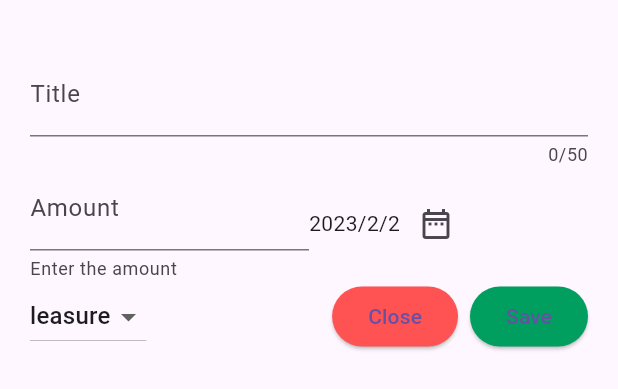
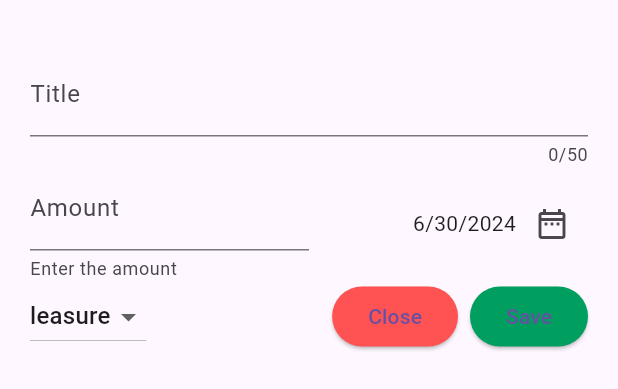
Before and after one commit to ushan-Tharuka/expense-tracker, a Flutter app: the AddNewExpence widget shown alone on an empty page, opened directly, on a phone screen of 412 x 824 dp. Shown: the top 389 px of the screen. Run offline on Flutter 3.47's test engine with Material 3 defaults, Android fonts, the phone set to English and light mode, and no system bars.

Commit message:
adda date picker

```diff
--- a/lib/widgets/add_new_expence.dart
+++ b/lib/widgets/add_new_expence.dart
@@ -15,6 +15,29 @@ class _AddNewExpenceState extends State<AddNewExpence> {
   final _amountController = TextEditingController();
 
   Category _selectedCategory = Category.leasure;
+
+  //datepicker variables
+  final DateTime initialDate = DateTime.now();
+  final DateTime firstDate = DateTime(
+      DateTime.now().year - 1, DateTime.now().month, DateTime.now().day);
+  final DateTime lastDate = DateTime(
+      DateTime.now().year + 1, DateTime.now().month, DateTime.now().day);
+  //final date
+  DateTime _selectedDate = DateTime.now();
+
+  //date picker
+  Future<void> _openDataModel() async {
+    try {
+      //show the data model to store user selected
+      final pickedDate = await showDatePicker(
+          context: context, firstDate: firstDate, lastDate: lastDate);
+      setState(() {
+        _selectedDate = pickedDate!;
+      });
+    } catch (err) {
+      print(err.toString());
+    }
+  }
 
   //remove unwant for clean memmory space
   @override
@@ -57,10 +80,11 @@ class _AddNewExpenceState extends State<AddNewExpence> {
               //add date picker
               Expanded(
                 child: Row(
+                  mainAxisAlignment: MainAxisAlignment.end,
                   children: [
-                    Text("2023/2/2"),
+                    Text(formattedDate.format(_selectedDate)),
                     IconButton(
-                      onPressed: () {},
+                      onPressed: _openDataModel,
                       icon: const Icon(Icons.date_range_outlined),
                     ),
                   ],
@@ -88,21 +112,25 @@ class _AddNewExpenceState extends State<AddNewExpence> {
               ),
               Expanded(
                   child: Row(
-                    mainAxisAlignment: MainAxisAlignment.end,
+                mainAxisAlignment: MainAxisAlignment.end,
                 children: [
                   //close the model button
                   ElevatedButton(
                     onPressed: () {},
                     style: const ButtonStyle(
-                      backgroundColor: MaterialStatePropertyAll(Colors.redAccent),
+                      backgroundColor:
+                          MaterialStatePropertyAll(Colors.redAccent),
                     ),
                     child: const Text("Close"),
                   ),
-                  SizedBox(width: 8,),
+                  SizedBox(
+                    width: 8,
+                  ),
                   ElevatedButton(
                     onPressed: () {},
                     style: const ButtonStyle(
-                      backgroundColor: MaterialStatePropertyAll(Color.fromARGB(255, 0, 159, 95)),
+                      backgroundColor: MaterialStatePropertyAll(
+                          Color.fromARGB(255, 0, 159, 95)),
                     ),
                     child: const Text("Save"),
                   ),
```
